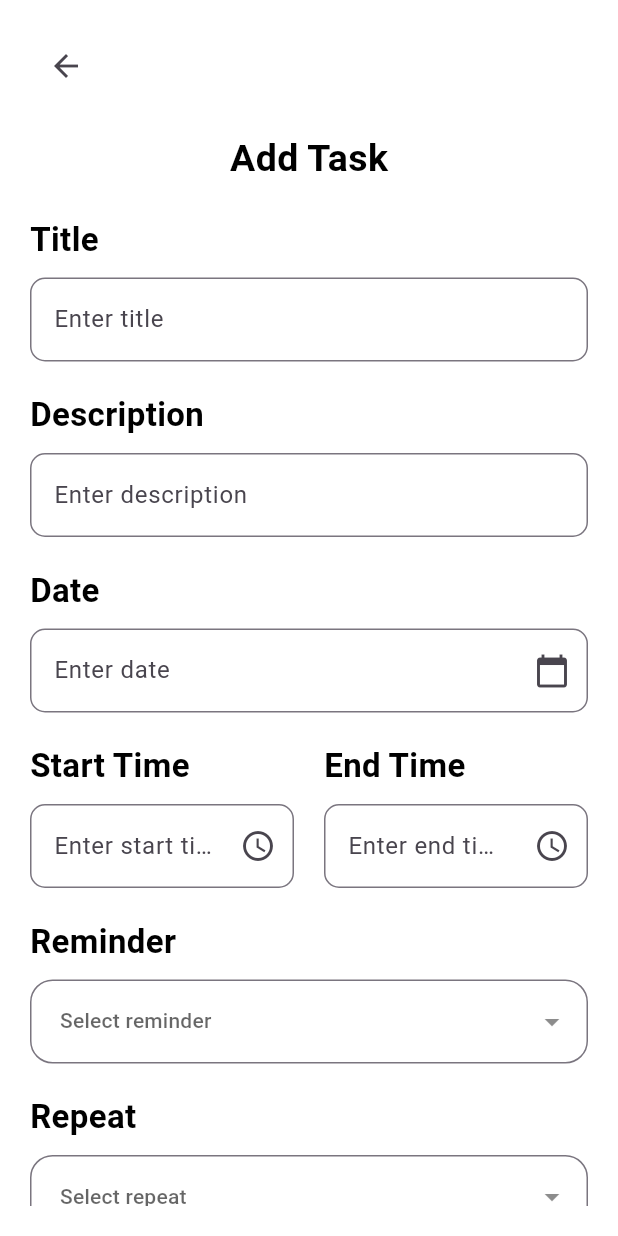
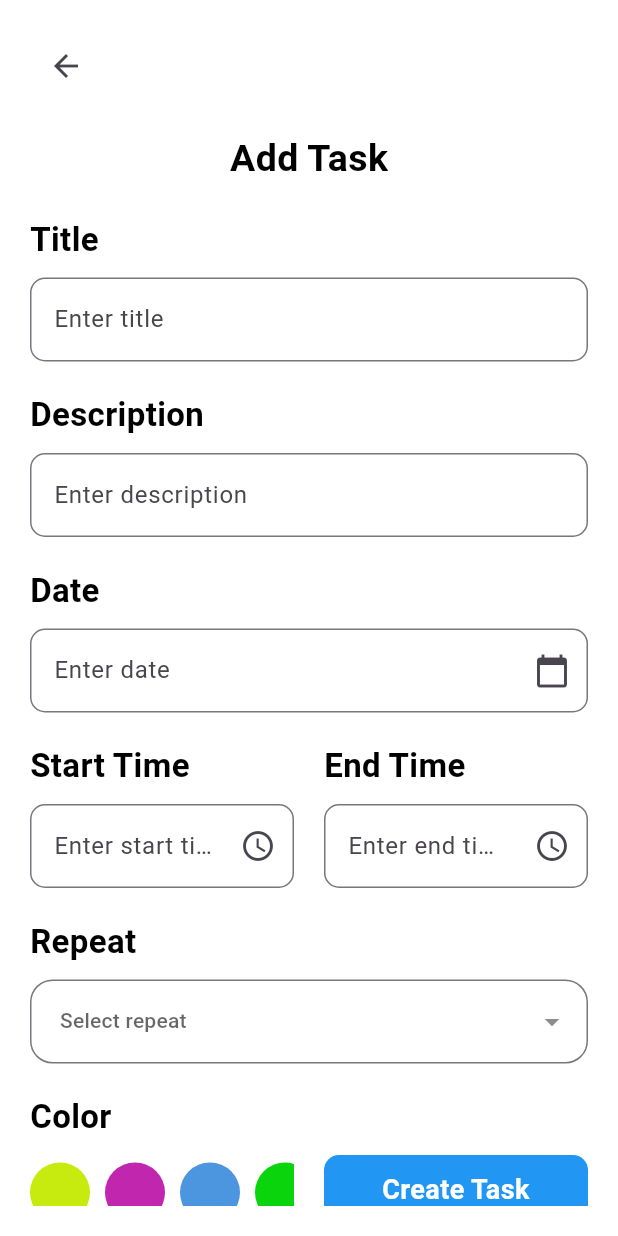
Before and after one commit to MarawanAbed/Do_Todo, a Flutter app: the AddTaskPage screen opened directly, on a phone screen of 412 x 824 dp. Run offline on Flutter 3.47's test engine with Material 3 defaults, Android fonts, the phone set to English and light mode, and no system bars; our stand-ins replace date_picker_timeline, dropdown_button2, flutter_bloc, flutter_local_notifications, flutter_svg, freezed_annotation and 3 more; accounts and stored records are empty; project files that could hold a hidden picture were left out.

```diff
--- a/lib/add_task_body.dart
+++ b/lib/add_task_body.dart
@@ -217,37 +217,6 @@ class _AddTaskBodyState extends State<AddTaskBody> {
                   height: 20,
                 ),
                 const Text(
-                  'Reminder',
-                  style: TextStyle(
-                    color: Colors.black,
-                    fontWeight: FontWeight.bold,
-                    fontSize: 22,
-                  ),
-                ),
-                const SizedBox(
-                  height: 10,
-                ),
-                ReminderDropButton(
-                  lists: const [
-                    5,
-                    10,
-                    15,
-                    20,
-                    25,
-                    30,
-                  ],
-                  hint: 'Select reminder',
-                  selected: selectedReminder,
-                  onSelected: (value) {
-                    setState(() {
-                      selectedReminder = value;
-                    });
-                  },
-                ),
-                const SizedBox(
-                  height: 20,
-                ),
-                const Text(
                   'Repeat',
                   style: TextStyle(
                     color: Colors.black,
@@ -338,14 +307,19 @@ class _AddTaskBodyState extends State<AddTaskBody> {
                                 '${dateController.text} ${endTimeController.text}');
                             NotificationService().scheduleNotification(
                               id: value,
-                                title: '${titleController.text} is about to start.',
+                              title:
+                                  '${titleController.text} is about to start.',
                               body: descriptionController.text,
-                                scheduledNotificationDateTime: startDate);
+                              scheduledNotificationDateTime: startDate,
+                              repeat: selectedRepeat,
+                            );
                             NotificationService().scheduleNotification(
                               id: value + 1,
                               title: '${titleController.text} is about to end.',
                               body: descriptionController.text,
-                                scheduledNotificationDateTime: endDate);
+                              scheduledNotificationDateTime: endDate,
+                              repeat: selectedRepeat,
+                            );
                             Navigator.pop(context);
                             context.read<GetTasksCubit>().getTasks();
                           });
--- a/lib/notes_item.dart
+++ b/lib/notes_item.dart
@@ -39,7 +39,8 @@ class _NotesItemsState extends State<NotesItems> {
                     onPressed: () {
                       _databaseHelper.delete(widget.todoModel.id!);
                       context.read<GetTasksCubit>().getTasks();
-                      NotificationService().cancelAllNotifications();
+                      NotificationService().cancelNotification(widget.todoModel.id!);
+                      NotificationService().cancelNotification(widget.todoModel.id!+1);
                       Navigator.pop(context);
                     },
                   ),
@@ -58,7 +59,8 @@ class _NotesItemsState extends State<NotesItems> {
                     title: 'Delete Task',
                     onPressed: () {
                       _showDialogConfirm().then((value) {
-                        NotificationService().cancelAllNotifications();
+                        NotificationService().cancelNotification(widget.todoModel.id!);
+                        NotificationService().cancelNotification(widget.todoModel.id!+1);
                         Navigator.pop(context);
                         context.read<GetTasksCubit>().getTasks();
                       });
```
Also changed, not shown: lib/notification_services.dart (+60 -12 lines). Lines whose indentation alone changed are shown as unchanged.
